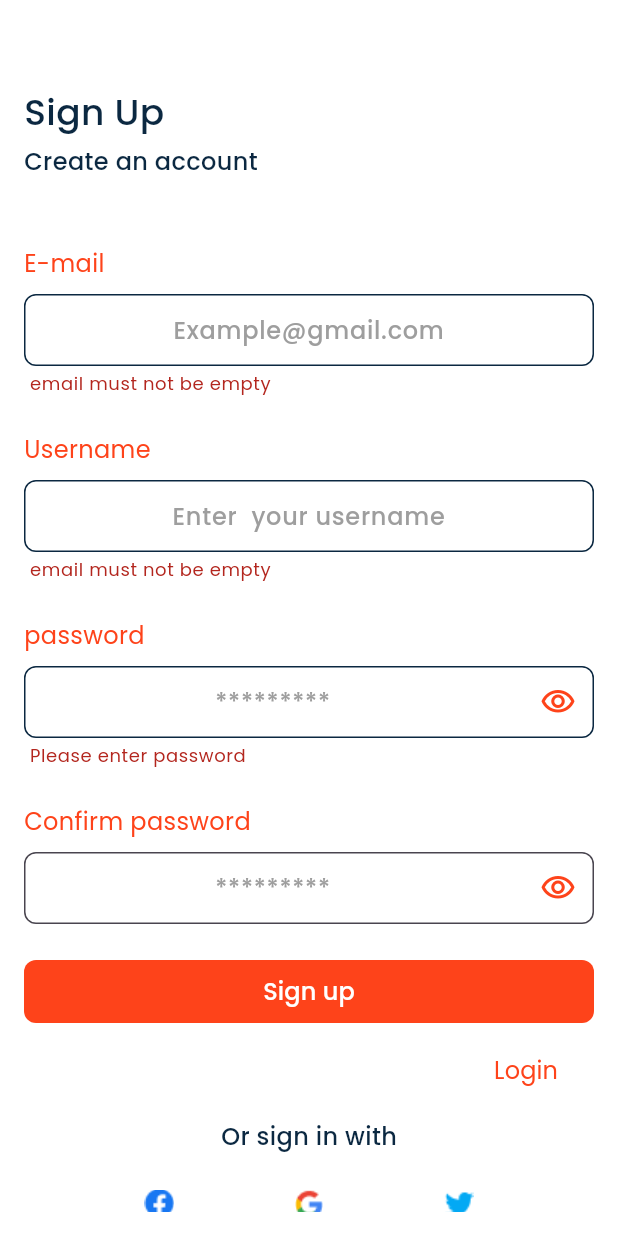
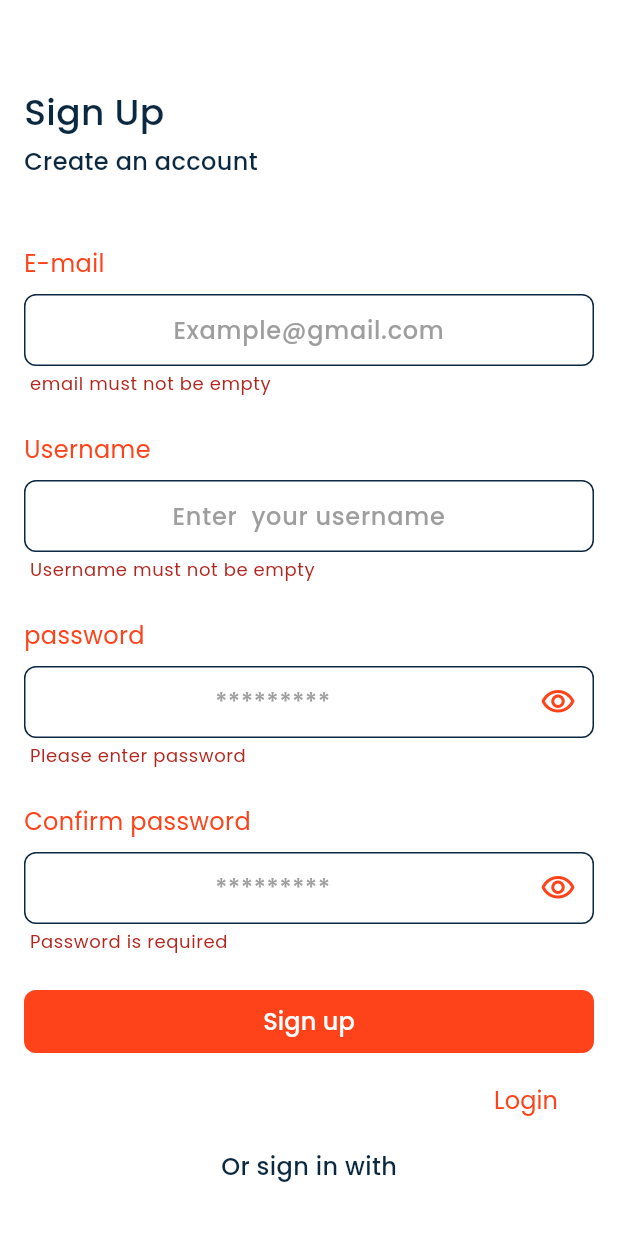
Before and after one commit to mahmoudsaber11/Store_Ify, a Flutter app: the SignUpView screen opened by its route, after a tap on "Sign up", on a phone screen of 412 x 824 dp. Run offline on Flutter 3.47's test engine with Material 3 defaults, Android fonts, the light colour scheme and no system bars; our stand-ins replace conditional_builder_null_safety, dartz, dio, flutter_bloc, fluttertoast, geocoding and 6 more; accounts and stored records are empty.

Commit message:
Update Helper, AppRoutes, other widgets

```diff
--- a/lib/config/routes/app_routes.dart
+++ b/lib/config/routes/app_routes.dart
@@ -1,7 +1,7 @@
 import 'package:flutter/material.dart';
 import 'package:flutter_bloc/flutter_bloc.dart';
 import 'package:store_ify/config/routes/routes.dart';
-import 'package:store_ify/core/models/login_params.dart';
+import 'package:store_ify/features/auth/data/models/login_params.dart';
 import 'package:store_ify/core/utils/service_locator.dart';
 import 'package:store_ify/features/auth/presentation/cubits/forget_password/forget_password_cubit.dart';
 import 'package:store_ify/features/auth/presentation/cubits/login/login_cubit.dart';
--- a/lib/core/helpers/helper.dart
+++ b/lib/core/helpers/helper.dart
@@ -4,9 +4,11 @@ class Helper {
   static String? validatePasswordField(String? value) {
     if (value!.isEmpty) {
       return 'Please enter password';
-    } else {
-      return null;
+    } else if (value.length < 6) {
+      return "Password must be more than 5 characters";
     }
+
+    return null;
   }
 
   static String? validateEmailField(String? value) {
@@ -21,24 +23,27 @@ class Helper {
 
   static String? validateUserNameField(String? value) {
     if (value!.isEmpty) {
-      return 'email must not be empty';
+      return 'Username must not be empty';
     }
     if (value.length < 6) {
-      return "must be more than 5 character";
+      return "Username must be more than 5 character";
     }
     return null;
   }
 
-  static String? validateConfirmPasswordField(String? value) {
-    var passNonNullValue = value ?? "";
-    if (passNonNullValue.isEmpty) {
-      return ("Password is required");
-    } else if (passNonNullValue.length < 6) {
-      return ("Password Must be more than 5 characters");
+  static String? validateConfirmPasswordField({
+    String? value,
+    required String password,
+    required String confirmPassword,
+  }) {
+    if (value!.isEmpty) {
+      return "Password is required";
+    } else if (value.length < 6) {
+      return "Password must be more than 5 characters";
+    } else if (password != confirmPassword) {
+      return "Doesn't match password";
     }
-    // else if (value != password) {
-    //   return 'Confirm password not matching';
-    // }
+
     return null;
   }
 }
--- a/lib/core/utils/functions/show_toast.dart
+++ b/lib/core/utils/functions/show_toast.dart
@@ -15,19 +15,18 @@ void showToast({
       fontSize: 16.0);
 }
 
-// ignore: constant_identifier_names
-enum ToastStates { SUCCESS, ERROR, WARNING }
+enum ToastStates { success, error, warning }
 
 Color chooseToastColor(ToastStates state) {
   Color color;
   switch (state) {
-    case ToastStates.SUCCESS:
+    case ToastStates.success:
       color = Colors.green;
       break;
-    case ToastStates.ERROR:
+    case ToastStates.error:
       color = Colors.red;
       break;
-    case ToastStates.WARNING:
+    case ToastStates.warning:
       color = Colors.amber;
       break;
   }
--- a/lib/features/auth/data/repositories/login/login_repo.dart
+++ b/lib/features/auth/data/repositories/login/login_repo.dart
@@ -1,6 +1,6 @@
 import 'package:dartz/dartz.dart';
 import 'package:store_ify/core/errors/failures.dart';
-import 'package:store_ify/core/models/user_model.dart';
+import 'package:store_ify/features/auth/data/models/user_model.dart';
 
 abstract class LoginRepo {
   Future<Either<Failure, UserModel>> userLoginIn({
--- a/lib/features/auth/data/repositories/login/login_repo_impl.dart
+++ b/lib/features/auth/data/repositories/login/login_repo_impl.dart
@@ -4,7 +4,7 @@ import 'package:store_ify/core/errors/server_failure.dart';
 import 'package:store_ify/features/auth/data/repositories/login/login_repo.dart';
 import 'package:store_ify/core/api/end_point.dart';
 import 'package:store_ify/core/errors/failures.dart';
-import 'package:store_ify/core/models/user_model.dart';
+import 'package:store_ify/features/auth/data/models/user_model.dart';
 import 'package:store_ify/core/api/dio_consumer.dart';
 
 class LoginRepoImpl implements LoginRepo {
--- a/lib/features/auth/data/repositories/sign_up/sign_up_repo.dart
+++ b/lib/features/auth/data/repositories/sign_up/sign_up_repo.dart
@@ -1,6 +1,6 @@
 import 'package:dartz/dartz.dart';
 import 'package:store_ify/core/errors/failures.dart';
-import 'package:store_ify/core/models/user_model.dart';
+import 'package:store_ify/features/auth/data/models/user_model.dart';
 
 abstract class SignUpRepo {
   Future<Either<Failure, UserModel>> userSingUp({
--- a/lib/features/auth/data/repositories/sign_up/sign_up_repo_impl.dart
+++ b/lib/features/auth/data/repositories/sign_up/sign_up_repo_impl.dart
@@ -5,7 +5,7 @@ import 'package:store_ify/core/errors/server_failure.dart';
 import 'package:store_ify/features/auth/data/repositories/sign_up/sign_up_repo.dart';
 import 'package:store_ify/core/api/end_point.dart';
 import 'package:store_ify/core/errors/failures.dart';
-import 'package:store_ify/core/models/user_model.dart';
+import 'package:store_ify/features/auth/data/models/user_model.dart';
 import 'package:store_ify/core/api/dio_consumer.dart';
 
 class SingUpRepoImpl implements SignUpRepo {
--- a/lib/features/auth/presentation/cubits/login/login_state.dart
+++ b/lib/features/auth/presentation/cubits/login/login_state.dart
@@ -1,4 +1,4 @@
-import 'package:store_ify/core/models/user_model.dart';
+import 'package:store_ify/features/auth/data/models/user_model.dart';
 
 abstract class LoginState {}
 
--- a/lib/features/auth/presentation/cubits/sign_up/sign_up_state.dart
+++ b/lib/features/auth/presentation/cubits/sign_up/sign_up_state.dart
@@ -1,4 +1,4 @@
-import 'package:store_ify/core/models/user_model.dart';
+import 'package:store_ify/features/auth/data/models/user_model.dart';
 
 abstract class SignUpState {}
 
--- a/lib/features/home/presentation/widgets/section_upper.dart
+++ b/lib/features/home/presentation/widgets/section_upper.dart
@@ -1,7 +1,7 @@
 import 'package:flutter/material.dart';
 import 'package:store_ify/core/utils/app_colors.dart';
 import 'package:store_ify/core/utils/app_navigator.dart';
-import 'package:store_ify/core/utils/custom_user.dart';
+import 'package:store_ify/core/widgets/custom_user.dart';
 import 'package:location/location.dart' as location;
 import 'package:geocoding/geocoding.dart' as geocoding;
 import 'package:store_ify/core/widgets/custom_search_text_field.dart';
--- a/pubspec.yaml
+++ b/pubspec.yaml
@@ -17,6 +17,7 @@ dependencies:
   equatable: ^2.0.5
   flutter_bloc: ^8.1.3
   flutter_launcher_icons: ^0.13.1
+  flutter_spinkit: ^5.2.0
   fluttertoast: ^8.2.4
   geocoding: ^2.1.1
   get_it: ^7.6.4
```
Also changed, not shown: lib/core/utils/app_constants.dart (added, +9 -0 lines), lib/features/splash/presentation/widgets/splash_view_body.dart (+8 -5 lines), pubspec.lock.
